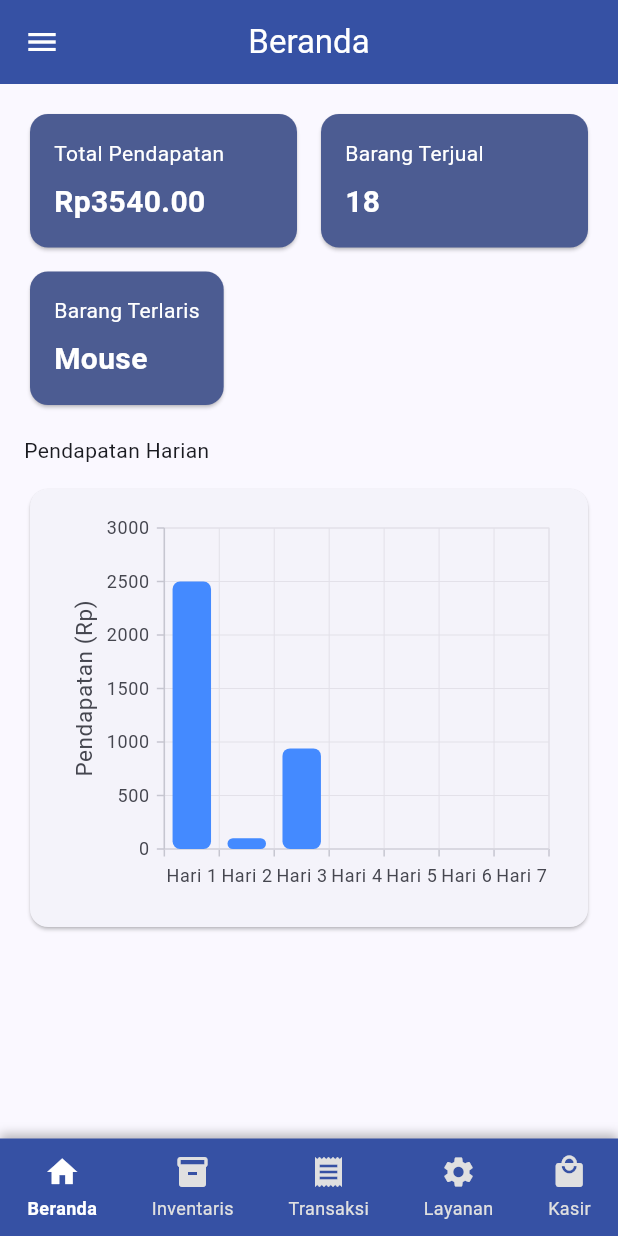
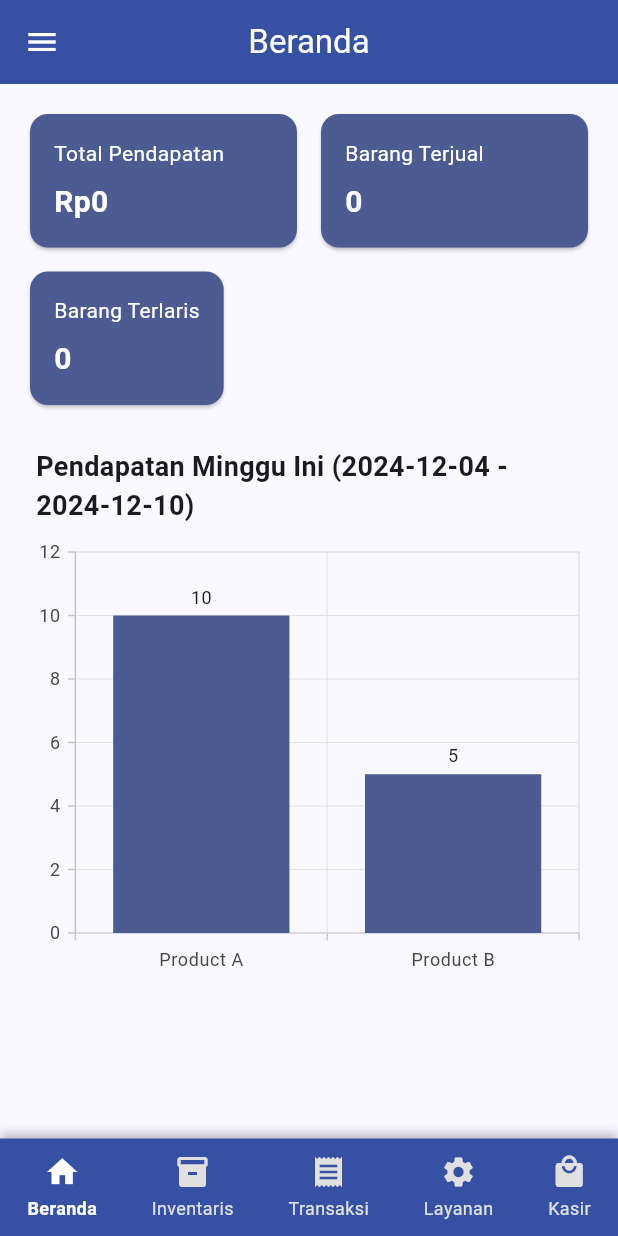
Before and after one commit to AdiatsaPutra/inventorypos, a Flutter app: the POSHomePage screen opened directly, on a phone screen of 412 x 824 dp. Run offline on Flutter 3.47's test engine with Material 3 defaults, Android fonts, the light colour scheme and no system bars; drawn by our look-alikes of overlay_support; our stand-ins replace currency_text_input_formatter, file_picker, internet_connection_checker_plus, shared_preferences, sqflite_common_ffi, supabase_flutter and 1 more; missing offline and left inert: window_size; accounts and stored records are empty.

Commit message:
transaction

```diff
--- a/lib/database/db.dart
+++ b/lib/database/db.dart
@@ -85,6 +85,7 @@ class DatabaseHelper {
       device_type TEXT NOT NULL,
       phone TEXT NOT NULL,
       description TEXT,
+      status INTEGER,
       price REAL NOT NULL
     )
   ''');
--- a/lib/main.dart
+++ b/lib/main.dart
@@ -1,3 +1,4 @@
+import 'package:inventorypos/provider/dashboard_provider.dart';
 import 'package:inventorypos/provider/inventory_provider.dart';
 import 'package:inventorypos/provider/pos_provider.dart';
 import 'package:inventorypos/provider/service_provider.dart';
@@ -39,6 +40,9 @@ class MyApp extends StatelessWidget {
             create: (_) => LoginProvider(),
           ),
           ChangeNotifierProvider(
+            create: (_) => DashboardProvider(),
+          ),
+          ChangeNotifierProvider(
             create: (_) => InventoryProvider(),
           ),
           ChangeNotifierProvider(
--- a/lib/pages/pos_overview_page.dart
+++ b/lib/pages/pos_overview_page.dart
@@ -1,64 +1,12 @@
 import 'package:flutter/material.dart';
+import 'package:inventorypos/extension/number_extension.dart';
+import 'package:inventorypos/provider/dashboard_provider.dart';
+import 'package:inventorypos/provider/transaction_provider.dart';
+import 'package:provider/provider.dart';
 import 'package:syncfusion_flutter_charts/charts.dart';
 
-class POSOverviewPage extends StatefulWidget {
+class POSOverviewPage extends StatelessWidget {
   const POSOverviewPage({super.key});
-
-  @override
-  _POSOverviewPageState createState() => _POSOverviewPageState();
-}
-
-class _POSOverviewPageState extends State<POSOverviewPage> {
-  final List<Map<String, dynamic>> _transactions = [
-    {'product': 'Laptop', 'quantity': 3, 'price': 800.0, 'day': 1},
-    {'product': 'Mouse', 'quantity': 5, 'price': 20.0, 'day': 1},
-    {'product': 'Keyboard', 'quantity': 2, 'price': 50.0, 'day': 2},
-    {'product': 'Laptop', 'quantity': 1, 'price': 800.0, 'day': 3},
-    {'product': 'Mouse', 'quantity': 7, 'price': 20.0, 'day': 3},
-  ];
-
-  double get totalRevenue {
-    return _transactions.fold(0.0, (sum, transaction) {
-      return sum + (transaction['quantity'] * transaction['price']);
-    });
-  }
-
-  int get totalItemsSold {
-    return _transactions.fold(0, (sum, transaction) {
-      return (sum + transaction['quantity']).toInt();
-    });
-  }
-
-  String get mostSoldItem {
-    var productCount = <String, int>{};
-
-    for (var transaction in _transactions) {
-      productCount.update(
-        transaction['product'],
-        (value) => (value + transaction['quantity']).toInt(),
-        ifAbsent: () => transaction['quantity'],
-      );
-    }
-
-    var mostSold =
-        productCount.entries.reduce((a, b) => a.value > b.value ? a : b);
-
-    return mostSold.key;
-  }
-
-  List<_ChartData> get dailyChartData {
-    var dailyRevenue = List<double>.filled(7, 0.0);
-
-    for (var transaction in _transactions) {
-      dailyRevenue[transaction['day'] - 1] +=
-          transaction['quantity'] * transaction['price'];
-    }
-
-    return List.generate(
-      7,
-      (index) => _ChartData('Hari ${index + 1}', dailyRevenue[index]),
-    );
-  }
 
   @override
   Widget build(BuildContext context) {
@@ -69,55 +17,91 @@ class _POSOverviewPageState extends State<POSOverviewPage> {
           child: Column(
             crossAxisAlignment: CrossAxisAlignment.start,
             children: [
-              // Statistik Section
+              Consumer<DashboardProvider>(
+                builder: (context, provider, child) {
+                  if (provider.isLoading) {
+                    return CircularProgressIndicator();
+                  }
+
+                  final summary = provider.weeklyProductSold?.first ?? {};
+
+                  return Builder(builder: (context) {
+                    return Column(
+                      crossAxisAlignment: CrossAxisAlignment.start,
+                      children: [
                         Row(
                           children: [
                             Expanded(
-                      child: _buildStatisticCard('Total Pendapatan',
-                          'Rp${totalRevenue.toStringAsFixed(2)}')),
+                              child: _buildStatisticCard(
+                                context,
+                                'Total Pendapatan',
+                                provider.totalOfAllTransactions
+                                        ?.toInt()
+                                        .toRupiah() ??
+                                    '0',
+                              ),
+                            ),
                             const SizedBox(width: 8),
                             Expanded(
                               child: _buildStatisticCard(
-                          'Barang Terjual', '$totalItemsSold')),
+                                context,
+                                'Barang Terjual',
+                                '${provider.totalProductsSold ?? '0'}',
+                              ),
+                            ),
                           ],
                         ),
                         const SizedBox(height: 8),
-              _buildStatisticCard('Barang Terlaris', mostSoldItem),
+                        _buildStatisticCard(
+                          context,
+                          'Barang Terlaris',
+                          '${provider.mostSoldProduct?['name'] ?? '0'}',
+                        ),
                         const SizedBox(height: 16),
 
                         // Chart Section
-              Text(
-                'Pendapatan Harian',
-              ),
-              const SizedBox(height: 12),
-              SizedBox(
-                height: 300,
-                child: Card(
-                  shape: RoundedRectangleBorder(
-                    borderRadius: BorderRadius.circular(12),
-                  ),
-                  child: Padding(
-                    padding: const EdgeInsets.all(16.0),
-                    child: SfCartesianChart(
-                      primaryXAxis: CategoryAxis(),
-                      primaryYAxis: NumericAxis(
-                        title: AxisTitle(text: 'Pendapatan (Rp)'),
-                      ),
-                      series: <CartesianSeries<dynamic, dynamic>>[
-                        ColumnSeries<dynamic, dynamic>(
-                          dataSource: dailyChartData,
-                          xValueMapper: (dynamic data, _) => data.day,
-                          yValueMapper: (dynamic data, _) => data.revenue,
-                          color: Colors.blueAccent,
-                          borderRadius:
-                              const BorderRadius.all(Radius.circular(5)),
-                        ),
-                      ],
-                      tooltipBehavior: TooltipBehavior(enable: true),
+                        Column(
+                          crossAxisAlignment: CrossAxisAlignment.start,
+                          children: [
+                            // Weekly Totals
+                            Padding(
+                              padding: const EdgeInsets.all(8.0),
+                              child: Text(
+                                'Pendapatan Minggu Ini (${summary['start_of_week']} - ${summary['end_of_week']})',
+                                style: TextStyle(
+                                  fontSize: 18,
+                                  fontWeight: FontWeight.bold,
                                 ),
                               ),
                             ),
+                            // Product Details Table
+
+                            SfCartesianChart(
+                              primaryXAxis: CategoryAxis(),
+                              tooltipBehavior: TooltipBehavior(enable: true),
+                              series: [
+                                ColumnSeries<dynamic, String>(
+                                  dataSource:
+                                      summary['products'] as List<dynamic>,
+                                  xValueMapper: (dynamic product, _) =>
+                                      product['product_name'] ?? '',
+                                  yValueMapper: (dynamic product, _) =>
+                                      product['total_quantity'],
+                                  dataLabelSettings:
+                                      DataLabelSettings(isVisible: true),
+                                  color: Theme.of(context).colorScheme.primary,
                                 ),
+                              ],
+                            ),
+                          ],
+                        ),
+                      ],
+                    );
+                  });
+                },
+              ),
+              // Statistik Section
+
               SizedBox(height: 200),
             ],
           ),
@@ -126,7 +110,7 @@ class _POSOverviewPageState extends State<POSOverviewPage> {
     );
   }
 
-  Widget _buildStatisticCard(String title, String value) {
+  Widget _buildStatisticCard(BuildContext context, String title, String value) {
     return Card(
       shape: RoundedRectangleBorder(
         borderRadius: BorderRadius.circular(12),
--- a/lib/pages/transaction_page.dart
+++ b/lib/pages/transaction_page.dart
@@ -30,7 +30,7 @@ class TransactionPage extends StatelessWidget {
                     provider.filterTransactions(value);
                   },
                   decoration: InputDecoration(
-                    labelText: 'Search by Transaction ID or Product Name',
+                    labelText: 'Cari',
                     prefixIcon: const Icon(Icons.search),
                     border: OutlineInputBorder(
                       borderRadius: BorderRadius.circular(10),
@@ -49,7 +49,7 @@ class TransactionPage extends StatelessWidget {
                             DataColumn(label: Text('Kode Transaksi')),
                             DataColumn(label: Text('Tanggal')),
                             DataColumn(label: Text('Total')),
-                            DataColumn(label: Text('Actions')),
+                            DataColumn(label: Text('Aksi')),
                           ],
                           rows:
                               provider.paginatedTransactions.map((transaction) {
@@ -101,7 +101,7 @@ class TransactionPage extends StatelessWidget {
                                               .showSnackBar(
                                             const SnackBar(
                                                 content: Text(
-                                                    'Transaction deleted successfully')),
+                                                    'Transaksi berhasil dihapus')),
                                           );
                                         }
                                       },
--- /dev/null
+++ b/lib/provider/dashboard_provider.dart
@@ -0,0 +1,127 @@
+import 'package:flutter/material.dart';
+import 'package:inventorypos/model/result.dart';
+import 'package:inventorypos/service/dashboard_service.dart';
+import 'package:inventorypos/service/transaction_service.dart';
+
+class DashboardProvider with ChangeNotifier {
+  final DashboardService _dashboardProvider = DashboardService();
+
+  DashboardProvider() {
+    fetchTotalOfAllTransactions();
+    fetchMostSoldProduct();
+    fetchTotalProductsSold();
+    fetchWeeklyProductsSold();
+  }
+
+  bool _isLoading = false;
+  bool get isLoading => _isLoading;
+
+  double? _totalOfAllTransactions;
+  double? get totalOfAllTransactions => _totalOfAllTransactions;
+
+  Map<String, dynamic>? _mostSoldProduct;
+  Map<String, dynamic>? get mostSoldProduct => _mostSoldProduct;
+
+  int? _totalProductsSold;
+  int? get totalProductsSold => _totalProductsSold;
+
+  List<Map<String, dynamic>> _weeklyProdutSold = [
+    {
+      "start_of_week": "2024-12-04",
+      "end_of_week": "2024-12-10",
+      "total_transactions": 5,
+      "total_amount": 1234.56,
+      "products": [
+        {
+          "transaction_id": 1,
+          "date": "2024-12-04",
+          "total": 300.50,
+          "product_id": 101,
+          "product_name": "Product A",
+          "total_quantity": 10
+        },
+        {
+          "transaction_id": 2,
+          "date": "2024-12-05",
+          "total": 934.06,
+          "product_id": 102,
+          "product_name": "Product B",
+          "total_quantity": 5
+        }
+      ]
+    }
+  ];
+  List<Map<String, dynamic>>? get weeklyProductSold => _weeklyProdutSold;
+
+  Future<Result> fetchTotalOfAllTransactions() async {
+    _setLoading(true);
+    try {
+      _totalOfAllTransactions =
+          await _dashboardProvider.getTotalOfAllTransactions();
+      _setLoading(false);
+      notifyListeners();
+      return Result(
+          isSuccess: true, message: 'Fetched total transactions successfully.');
+    } catch (e) {
+      _setLoading(false);
+      return Result(
+          isSuccess: false, message: 'Failed to fetch total transactions: $e');
+    }
+  }
+
+  Future<Result> fetchMostSoldProduct() async {
+    _setLoading(true);
+    try {
+      _mostSoldProduct = await _dashboardProvider.getMostSoldProduct();
+      _setLoading(false);
+      notifyListeners();
+      return Result(
+          isSuccess: true, message: 'Fetched most sold product successfully.');
+    } catch (e) {
+      print(e);
+      _setLoading(false);
+      return Result(
+          isSuccess: false, message: 'Failed to fetch most sold product: $e');
+    }
+  }
+
+  Future<Result> fetchTotalProductsSold() async {
+    _setLoading(true);
+    try {
+      _totalProductsSold = await _dashboardProvider.getTotalProductsSold();
+      _setLoading(false);
+      notifyListeners();
+      return Result(
+          isSuccess: true,
+          message: 'Fetched total products sold successfully.');
+    } catch (e) {
+      print(e);
+      _setLoading(false);
+      return Result(
+          isSuccess: false, message: 'Failed to fetch total products sold: $e');
+    }
+  }
+
+  Future<Result> fetchWeeklyProductsSold() async {
+    _setLoading(true);
+    try {
+      _weeklyProdutSold =
+          await _dashboardProvider.getWeeklyTransactionSummary();
+      _setLoading(false);
+      notifyListeners();
+      return Result(
+          isSuccess: true,
+          message: 'Fetched total products sold successfully.');
+    } catch (e) {
+      print(e);
+      _setLoading(false);
+      return Result(
+          isSuccess: false, message: 'Failed to fetch total products sold: $e');
+    }
+  }
+
+  void _setLoading(bool value) {
+    _isLoading = value;
+    notifyListeners();
+  }
+}
```
Also changed, not shown: lib/pages/homepage.dart (+26 -2 lines), lib/pages/pos_page.dart (+8 -0 lines), lib/pages/service_page.dart (+97 -38 lines), lib/provider/service_provider.dart (+19 -9 lines), lib/service/dashboard_service.dart (added, +134 -0 lines). Lines whose indentation alone changed are shown as unchanged.
